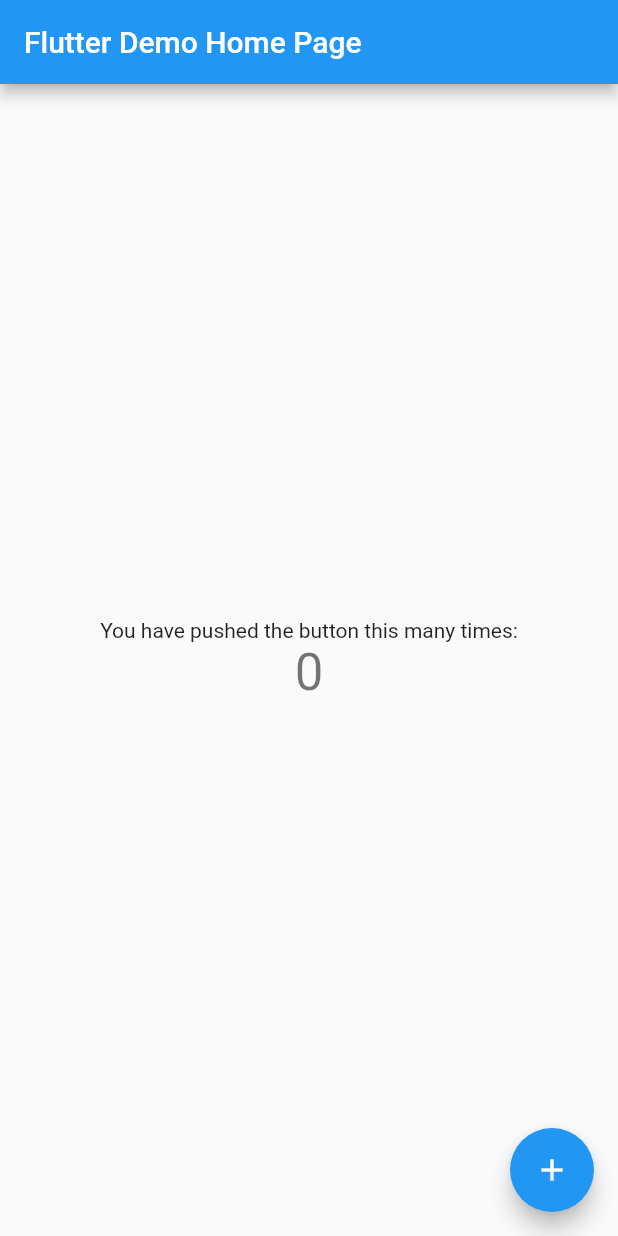
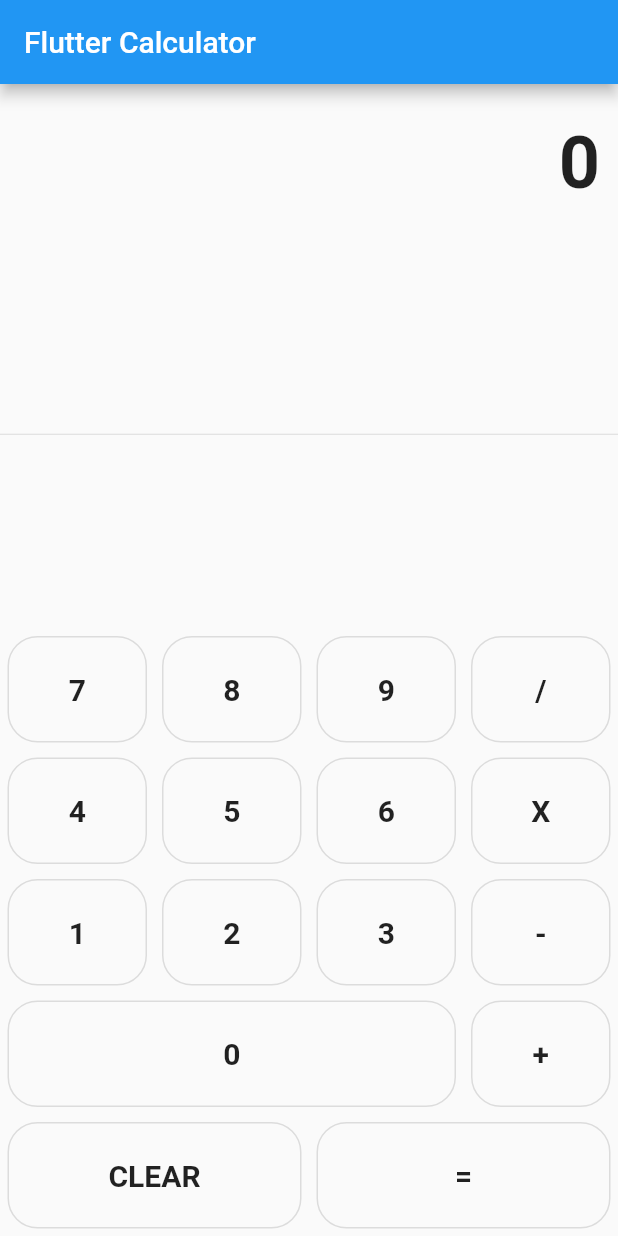
Before and after one commit to TommyRachmadiono/udacoding_week2, a Flutter app: the screen it shows after launch, on a phone screen of 412 x 824 dp. Run offline on Flutter 3.47's test engine with Material 2 defaults, Android fonts, the phone set to English and light mode, and no system bars.

Commit message:
calculator

```diff
--- /dev/null
+++ b/calculator/lib/home.dart
@@ -0,0 +1,131 @@
+import 'package:flutter/material.dart';
+
+class HomePage extends StatefulWidget {
+  @override
+  _HomePageState createState() => _HomePageState();
+}
+
+class _HomePageState extends State<HomePage> {
+  String outputScreen = "0";
+
+  String _output = "0";
+  double num1 = 0;
+  double num2 = 0;
+  String operand = "";
+
+  buttonPressed(String buttonText) {
+    if (buttonText == "CLEAR") {
+      _output = "0";
+      num1 = 0;
+      num2 = 0;
+      operand = "";
+    } else if (buttonText == "+" ||
+        buttonText == "-" ||
+        buttonText == "/" ||
+        buttonText == "X") {
+      num1 = double.parse(outputScreen);
+      operand = buttonText;
+
+      _output = "0";
+    } else if (buttonText == "=") {
+      num2 = double.parse(outputScreen);
+
+      if (operand == "+") {
+        _output = (num1 + num2).toString();
+      }
+      if (operand == "-") {
+        _output = (num1 - num2).toString();
+      }
+      if (operand == "X") {
+        _output = (num1 * num2).toString();
+      }
+      if (operand == "/") {
+        _output = (num1 / num2).toString();
+      }
+
+      num1 = 0;
+      num2 = 0;
+      operand = "";
+    } else {
+      _output = _output + buttonText;
+    }
+
+    print(_output);
+
+    setState(() {
+      outputScreen = double.parse(_output).toStringAsFixed(2);
+    });
+  }
+
+  Widget buildButton(String buttonText, flex) {
+    return Expanded(
+      flex: flex,
+      child: Container(
+        margin: EdgeInsets.all(5),
+        child: OutlineButton(
+          shape: RoundedRectangleBorder(borderRadius: BorderRadius.circular(20)),
+          padding: EdgeInsets.all(24.0),
+          child: Text(
+            buttonText,
+            style: TextStyle(fontSize: 20.0, fontWeight: FontWeight.bold),
+          ),
+          onPressed: () => buttonPressed(buttonText),
+        ),
+      ),
+    );
+  }
+
+  @override
+  Widget build(BuildContext context) {
+    return Scaffold(
+      appBar: AppBar(
+        title: Text('Flutter Calculator'),
+      ),
+      body: Container(
+        child: Column(
+          children: <Widget>[
+            Container(
+              alignment: Alignment.centerRight,
+              padding: EdgeInsets.symmetric(vertical: 24.0, horizontal: 12.0),
+              child: Text(
+                outputScreen,
+                style: TextStyle(
+                  fontSize: 48.0,
+                  fontWeight: FontWeight.bold,
+                ),
+              ),
+            ),
+            Expanded(
+              child: Divider(),
+            ),
+            Column(children: [
+              Row(children: [
+                buildButton("7", 1),
+                buildButton("8", 1),
+                buildButton("9", 1),
+                buildButton("/", 1)
+              ]),
+              Row(children: [
+                buildButton("4", 1),
+                buildButton("5", 1),
+                buildButton("6", 1),
+                buildButton("X", 1)
+              ]),
+              Row(children: [
+                buildButton("1", 1),
+                buildButton("2", 1),
+                buildButton("3", 1),
+                buildButton("-", 1)
+              ]),
+              Row(children: [buildButton("0", 3), buildButton("+", 1)]),
+              Row(children: [
+                buildButton("CLEAR", 1),
+                buildButton("=", 1),
+              ])
+            ])
+          ],
+        ),
+      ),
+    );
+  }
+}
--- a/calculator/lib/main.dart
+++ b/calculator/lib/main.dart
@@ -1,117 +1,15 @@
+import 'package:calculator/home.dart';
 import 'package:flutter/material.dart';
 
-void main() {
-  runApp(MyApp());
-}
+void main() => runApp(MyApp());
 
 class MyApp extends StatelessWidget {
-  // This widget is the root of your application.
   @override
   Widget build(BuildContext context) {
     return MaterialApp(
-      title: 'Flutter Demo',
-      theme: ThemeData(
-        // This is the theme of your application.
-        //
-        // Try running your application with "flutter run". You'll see the
-        // application has a blue toolbar. Then, without quitting the app, try
-        // changing the primarySwatch below to Colors.green and then invoke
-        // "hot reload" (press "r" in the console where you ran "flutter run",
-        // or simply save your changes to "hot reload" in a Flutter IDE).
-        // Notice that the counter didn't reset back to zero; the application
-        // is not restarted.
-        primarySwatch: Colors.blue,
-        // This makes the visual density adapt to the platform that you run
-        // the app on. For desktop platforms, the controls will be smaller and
-        // closer together (more dense) than on mobile platforms.
-        visualDensity: VisualDensity.adaptivePlatformDensity,
-      ),
-      home: MyHomePage(title: 'Flutter Demo Home Page'),
+      title: 'Calculator App',
+      home: HomePage(),
+      debugShowCheckedModeBanner: false,
     );
   }
 }
-
-class MyHomePage extends StatefulWidget {
-  MyHomePage({Key key, this.title}) : super(key: key);
-
-  // This widget is the home page of your application. It is stateful, meaning
-  // that it has a State object (defined below) that contains fields that affect
-  // how it looks.
-
-  // This class is the configuration for the state. It holds the values (in this
-  // case the title) provided by the parent (in this case the App widget) and
-  // used by the build method of the State. Fields in a Widget subclass are
-  // always marked "final".
-
-  final String title;
-
-  @override
-  _MyHomePageState createState() => _MyHomePageState();
-}
-
-class _MyHomePageState extends State<MyHomePage> {
-  int _counter = 0;
-
-  void _incrementCounter() {
-    setState(() {
-      // This call to setState tells the Flutter framework that something has
-      // changed in this State, which causes it to rerun the build method below
-      // so that the display can reflect the updated values. If we changed
-      // _counter without calling setState(), then the build method would not be
-      // called again, and so nothing would appear to happen.
-      _counter++;
-    });
-  }
-
-  @override
-  Widget build(BuildContext context) {
-    // This method is rerun every time setState is called, for instance as done
-    // by the _incrementCounter method above.
-    //
-    // The Flutter framework has been optimized to make rerunning build methods
-    // fast, so that you can just rebuild anything that needs updating rather
-    // than having to individually change instances of widgets.
-    return Scaffold(
-      appBar: AppBar(
-        // Here we take the value from the MyHomePage object that was created by
-        // the App.build method, and use it to set our appbar title.
-        title: Text(widget.title),
-      ),
-      body: Center(
-        // Center is a layout widget. It takes a single child and positions it
-        // in the middle of the parent.
-        child: Column(
-          // Column is also a layout widget. It takes a list of children and
-          // arranges them vertically. By default, it sizes itself to fit its
-          // children horizontally, and tries to be as tall as its parent.
-          //
-          // Invoke "debug painting" (press "p" in the console, choose the
-          // "Toggle Debug Paint" action from the Flutter Inspector in Android
-          // Studio, or the "Toggle Debug Paint" command in Visual Studio Code)
-          // to see the wireframe for each widget.
-          //
-          // Column has various properties to control how it sizes itself and
-          // how it positions its children. Here we use mainAxisAlignment to
-          // center the children vertically; the main axis here is the vertical
-          // axis because Columns are vertical (the cross axis would be
-          // horizontal).
-          mainAxisAlignment: MainAxisAlignment.center,
-          children: <Widget>[
-            Text(
-              'You have pushed the button this many times:',
-            ),
-            Text(
-              '$_counter',
-              style: Theme.of(context).textTheme.headline4,
-            ),
-          ],
-        ),
-      ),
-      floatingActionButton: FloatingActionButton(
-        onPressed: _incrementCounter,
-        tooltip: 'Increment',
-        child: Icon(Icons.add),
-      ), // This trailing comma makes auto-formatting nicer for build methods.
-    );
-  }
-}
--- a/calculator/pubspec.yaml
+++ b/calculator/pubspec.yaml
@@ -28,6 +28,7 @@ dependencies:
   # The following adds the Cupertino Icons font to your application.
   # Use with the CupertinoIcons class for iOS style icons.
   cupertino_icons: ^0.1.3
+  auto_size_text: ^0.3.0
 
 dev_dependencies:
   flutter_test:
```
Also changed, not shown: calculator/pubspec.lock.
